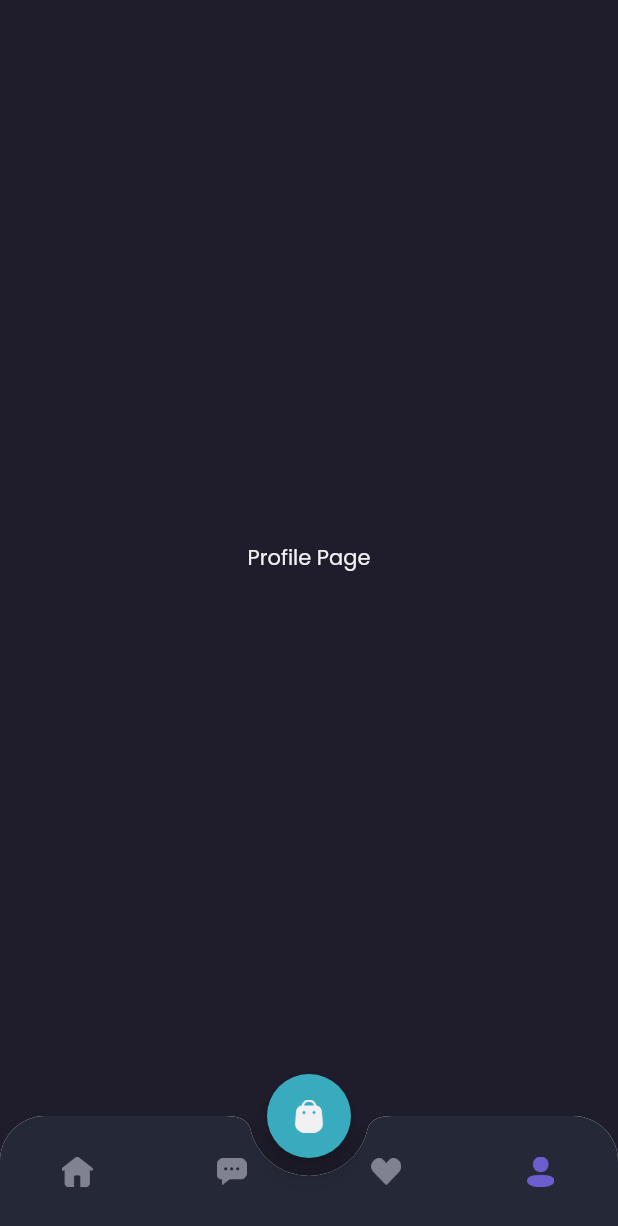
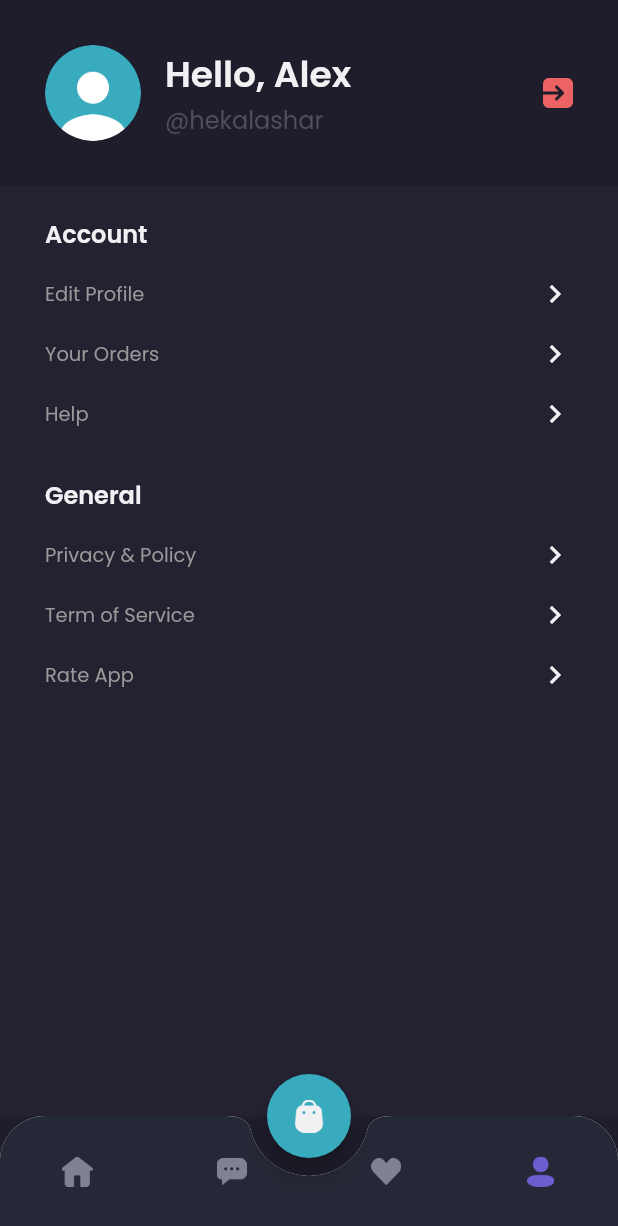
Before and after one commit to Chairilashar99/Flutter-Shamo, a Flutter app: the MainPage screen opened by its route, item 4 of the bottom bar chosen, on a phone screen of 412 x 824 dp. Shown: the top 1226 px of the screen. Run offline on Flutter 3.47's test engine with Material 2 defaults, Android fonts, the phone set to English and light mode, and no system bars; our stand-ins replace google_fonts.

Commit message:
profil page

```diff
--- a/lib/pages/home/profile_page.dart
+++ b/lib/pages/home/profile_page.dart
@@ -6,11 +6,142 @@ class ProfilePage extends StatelessWidget {
 
   @override
   Widget build(BuildContext context) {
-    return Center(
-      child: Text(
-        'Profile Page',
-        style: primaryTextStyle,
-      ),
+    //Widget header
+    Widget header() {
+      return AppBar(
+        backgroundColor: backgroundColor1,
+        automaticallyImplyLeading: false,
+        elevation: 0,
+        flexibleSpace: SafeArea(
+          child: Container(
+            padding: EdgeInsets.all(
+              defaultMargin,
+            ),
+            child: Row(
+              children: [
+                ClipOval(
+                  child: Image.asset(
+                    'assets/image_profile.png',
+                    width: 64,
+                  ),
+                ),
+                SizedBox(
+                  width: 16,
+                ),
+                Expanded(
+                  child: Column(
+                    crossAxisAlignment: CrossAxisAlignment.start,
+                    children: [
+                      Text(
+                        'Hello, Alex',
+                        style: primaryTextStyle.copyWith(
+                          fontSize: 24,
+                          fontWeight: semiBold,
+                        ),
+                      ),
+                      Text(
+                        '@hekalashar',
+                        style: subtitleTextStyle.copyWith(
+                          fontSize: 16,
+                        ),
+                      )
+                    ],
+                  ),
+                ),
+                Image.asset(
+                  'assets/button_exit.png',
+                  width: 20,
+                ),
+              ],
+            ),
+          ),
+        ),
+      );
+    }
+
+    //Widget menu  Item
+    Widget menuItem(String text) {
+      return Container(
+        margin: EdgeInsets.only(top: 16),
+        child: Row(
+          mainAxisAlignment: MainAxisAlignment.spaceBetween,
+          children: [
+            Text(
+              text,
+              style: secondaryTextStyle.copyWith(fontSize: 13),
+            ),
+            Icon(
+              Icons.chevron_right,
+              color: primaryTextColor,
+            ),
+          ],
+        ),
+      );
+    }
+
+    //Widget content
+    Widget content() {
+      return Expanded(
+        child: Container(
+          width: double.infinity,
+          padding: EdgeInsets.symmetric(
+            horizontal: defaultMargin,
+          ),
+          decoration: BoxDecoration(
+            color: backgroundColor3,
+          ),
+          child: Column(
+            crossAxisAlignment: CrossAxisAlignment.start,
+            children: [
+              SizedBox(
+                height: 20,
+              ),
+              Text(
+                'Account',
+                style: primaryTextStyle.copyWith(
+                  fontSize: 16,
+                  fontWeight: semiBold,
+                ),
+              ),
+              menuItem(
+                'Edit Profile',
+              ),
+              menuItem(
+                'Your Orders',
+              ),
+              menuItem(
+                'Help',
+              ),
+              SizedBox(
+                height: 30,
+              ),
+              Text(
+                'General',
+                style: primaryTextStyle.copyWith(
+                  fontSize: 16,
+                  fontWeight: semiBold,
+                ),
+              ),
+              menuItem(
+                'Privacy & Policy',
+              ),
+              menuItem(
+                'Term of Service',
+              ),
+              menuItem(
+                'Rate App',
+              ),
+            ],
+          ),
+        ),
+      );
+    }
+
+    return Column(
+      children: [
+        header(),
+        content(),
+      ],
     );
   }
 }
```
Also changed, not shown: lib/pages/home/wishlist_page.dart (+22 -1 lines), lib/widgets/wishlist_card.dart (added, +60 -0 lines).
